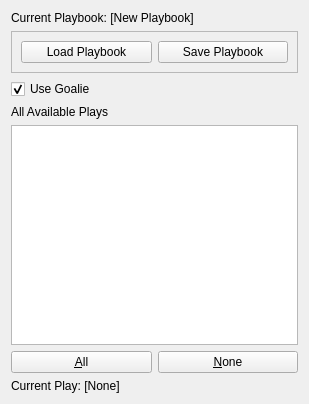
First picture: the form in soccer/ui/PlayConfigTab.ui, repository RoboJackets/robocup-software, before the edit.
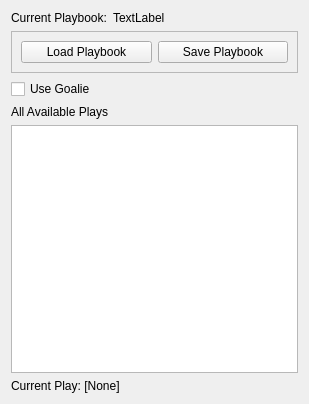
Second picture: the form after the edit.

Diff of the .ui file:
```diff
--- a/soccer/ui/PlayConfigTab.ui
+++ b/soccer/ui/PlayConfigTab.ui
@@ -15,11 +15,28 @@
   </property>
   <layout class="QVBoxLayout" name="verticalLayout">
    <item>
+    <layout class="QHBoxLayout" name="horizontalLayout_3">
+     <item>
     <widget class="QLabel" name="lblCurrentPlaybook">
      <property name="text">
-      <string>Current Playbook: [New Playbook]</string>
-     </property>
-    </widget>
+        <string>Current Playbook:</string>
+       </property>
+      </widget>
+     </item>
+     <item>
+      <widget class="QLabel" name="playbookName">
+       <property name="sizePolicy">
+        <sizepolicy hsizetype="Expanding" vsizetype="Preferred">
+         <horstretch>0</horstretch>
+         <verstretch>0</verstretch>
+        </sizepolicy>
+       </property>
+       <property name="text">
+        <string>TextLabel</string>
+       </property>
+      </widget>
+     </item>
+    </layout>
    </item>
    <item>
     <widget class="QFrame" name="frame_2">
@@ -52,9 +69,6 @@
      <property name="text">
       <string>Use Goalie</string>
      </property>
-     <property name="checked">
-      <bool>true</bool>
-     </property>
     </widget>
    </item>
    <item>
@@ -65,25 +79,27 @@
     </widget>
    </item>
    <item>
-    <widget class="QListView" name="plays"/>
-   </item>
-   <item>
-    <layout class="QHBoxLayout" name="horizontalLayout">
-     <item>
-      <widget class="QPushButton" name="all">
+    <widget class="QTreeWidget" name="plays">
+     <property name="columnCount">
+      <number>2</number>
+     </property>
+     <attribute name="headerVisible">
+      <bool>false</bool>
+     </attribute>
+     <attribute name="headerVisible">
+      <bool>false</bool>
+     </attribute>
+     <column>
        <property name="text">
-        <string>&amp;All</string>
-       </property>
-      </widget>
-     </item>
-     <item>
-      <widget class="QPushButton" name="none">
+       <string>Name</string>
+      </property>
+     </column>
+     <column>
        <property name="text">
-        <string>&amp;None</string>
-       </property>
-      </widget>
-     </item>
-    </layout>
+       <string>App</string>
+      </property>
+     </column>
+    </widget>
    </item>
    <item>
     <widget class="QLabel" name="lblCurrentPlay">
```
Left out of the diff: 4 changed lines with no effect on the pictures. Lines whose indentation alone changed are shown as unchanged.
